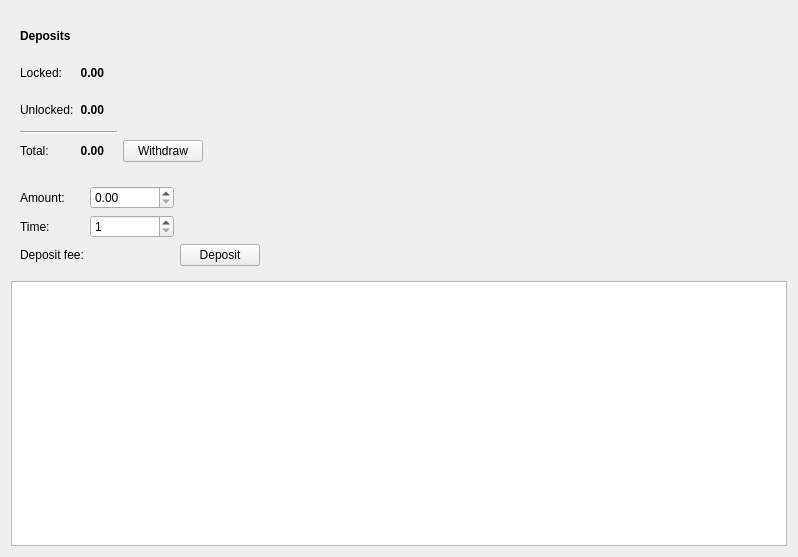
Above: src/gui/ui/depositsframe.ui from megarootz/xDropWallet before the change. Below: the same form after it.
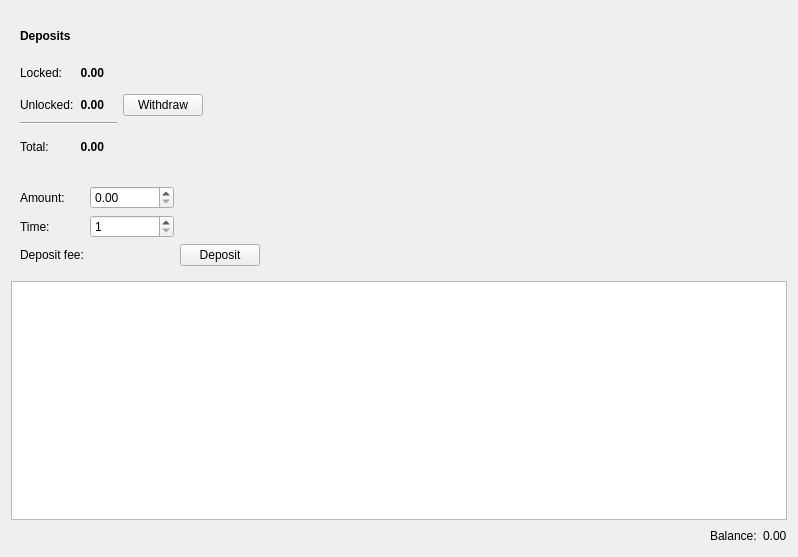
That is the form after the change.

Patch:
```diff
--- a/src/gui/ui/depositsframe.ui
+++ b/src/gui/ui/depositsframe.ui
@@ -157,7 +157,7 @@
         </property>
        </spacer>
       </item>
-      <item row="4" column="4">
+      <item row="2" column="4">
        <widget class="QPushButton" name="m_withdrawButton">
         <property name="text">
          <string>Withdraw</string>
@@ -266,7 +266,42 @@
     </widget>
    </item>
    <item>
-    <widget class="QTreeView" name="m_depositView"/>
+    <widget class="QTreeView" name="m_depositView">
+     <property name="sortingEnabled">
+      <bool>true</bool>
+     </property>
+    </widget>
+   </item>
+   <item>
+    <layout class="QHBoxLayout" name="horizontalLayout">
+     <item>
+      <spacer name="horizontalSpacer_3">
+       <property name="orientation">
+        <enum>Qt::Horizontal</enum>
+       </property>
+       <property name="sizeHint" stdset="0">
+        <size>
+         <width>40</width>
+         <height>20</height>
+        </size>
+       </property>
+      </spacer>
+     </item>
+     <item>
+      <widget class="QLabel" name="label_3">
+       <property name="text">
+        <string>Balance:</string>
+       </property>
+      </widget>
+     </item>
+     <item>
+      <widget class="QLabel" name="m_balanceLabel">
+       <property name="text">
+        <string>0.00</string>
+       </property>
+      </widget>
+     </item>
+    </layout>
    </item>
   </layout>
  </widget>
```
Left out of the diff: 30 changed lines with no effect on the pictures.
